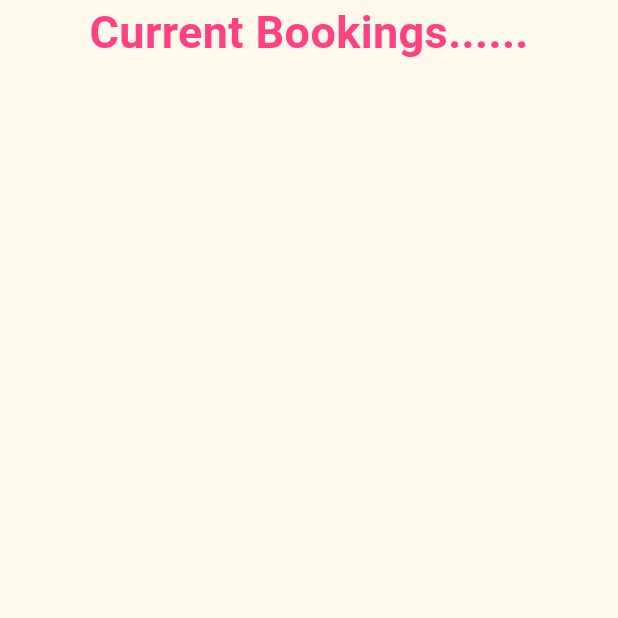
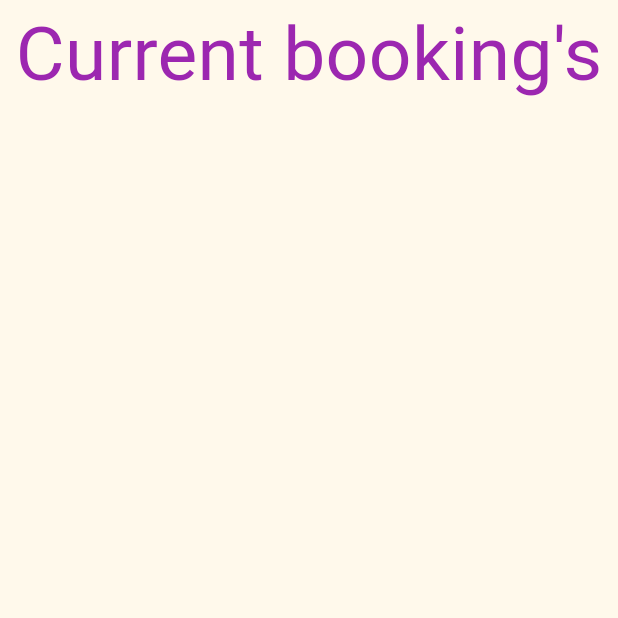
Before and after one commit to Uday-kiran9147/Home-rental, a Flutter app: the AccountScreen screen opened directly, on a phone screen of 412 x 824 dp, the top half of it. Run offline on Flutter 3.47's test engine with Material 2 defaults, Android fonts, the phone set to English and light mode, and no system bars; drawn by our look-alikes of animated_text_kit; our stand-ins replace google_fonts, image_picker; missing offline and left inert: checkout_screen_ui, flutter_exif_rotation; network calls fail; Roboto replaces fonts that are missing (Horizon).

```diff
--- a/lib/provider/appstate.dart
+++ b/lib/provider/appstate.dart
@@ -85,10 +85,8 @@ class MyAppState with ChangeNotifier {
         features: ['rule1', 'rule2', 'rule3'],
         housetitle: 'Pool-House',
         photos: [
-          'https://encrypted-tbn0.gstatic.com/images?q=tbn:ANd9GcTSFk3sf9c-vUGkQV9gTTwRYOkms-vAYntTNA&usqp=CAU'
               'https://encrypted-tbn0.gstatic.com/images?q=tbn:ANd9GcTSFk3sf9c-vUGkQV9gTTwRYOkms-vAYntTNA&usqp=CAU'
-              'https://encrypted-tbn0.gstatic.com/images?q=tbn:ANd9GcTSFk3sf9c-vUGkQV9gTTwRYOkms-vAYntTNA&usqp=CAU'
-              'https://cdn.pixabay.com/photo/2015/04/23/22/00/tree-736885__480.jpg'
+              'https://www.google.com/url?sa=i&url=https%3A%2F%2Fwww.youtube.com%2Fwatch%3Fv%3D5BcCrGwK6ro&psig=AOvVaw26_k-FxQHDzeDBW57_L-kG&ust=1681314513900000&source=images&cd=vfe&ved=0CBEQjRxqFwoTCMCsl-SWov4CFQAAAAAdAAAAABAE'
         ],
         price: 1033345,
         propertyid: 'qwertyui87654erty'),
@@ -108,11 +106,7 @@ class MyAppState with ChangeNotifier {
         features: ['rule1', 'rule2'],
         housetitle: 'Switzerland-kingdom',
         photos: [
-          'https://www.buildofy.com/blog/content/images/2022/06/_DSC9610-Edited_-min.jpg',
-          'https://www.buildofy.com/blog/content/images/2022/06/_DSC9610-Edited_-min.jpg',
-          'https://www.buildofy.com/blog/content/images/2022/06/_DSC9610-Edited_-min.jpg',
-          'https://www.buildofy.com/blog/content/images/2022/06/_DSC9610-Edited_-min.jpg',
-          'https://www.buildofy.com/blog/content/images/2022/06/_DSC9610-Edited_-min.jpg',
+          "https://i.ytimg.com/vi/5BcCrGwK6ro/maxresdefault.jpg"
         ],
         price: 1033345,
         propertyid: 'qfgfd345egfsfs'),
@@ -205,6 +199,7 @@ class MyAppState with ChangeNotifier {
         photos: [
           "https://encrypted-tbn0.gstatic.com/images?q=tbn:ANd9GcRz9AeqRbMKScPQCLogjMQE4VhT1_54S1Lmvw&usqp=CAU"
               'https://encrypted-tbn0.gstatic.com/images?q=tbn:ANd9GcQa4AzjjitSz9qV07LEAcey5JXGIWsRPfEwyyVaWjTwrTq2bTGWb9XX6NerA8BENtk3CpY&usqp=CAU'
+          'https://www.buildofy.com/blog/content/images/2022/06/_DSC9610-Edited_-min.jpg',
         ],
         address: Address(
             country: 'india',
--- a/lib/provider/booking.dart
+++ b/lib/provider/booking.dart
@@ -6,7 +6,7 @@ class BookingProvider with ChangeNotifier {
   List<Booking> _bookingslist = [];
 
   void bookhouse(Booking booking) {
-    _bookingslist.add(booking);
+    _bookingslist.insert(0,booking);
     ApiService.bookhouse(booking);
     notifyListeners();
   }
--- a/lib/screens/account_screen.dart
+++ b/lib/screens/account_screen.dart
@@ -14,6 +14,18 @@ class AccountScreen extends StatefulWidget {
 
 class _AccountScreenState extends State<AccountScreen> {
   ApiService apiService = new ApiService();
+
+  final colorizeColors = [
+    Colors.purple,
+    Colors.blue,
+    Colors.yellow,
+    Colors.red,
+  ];
+
+  final colorizeTextStyle = TextStyle(
+    fontSize: 50.0,
+    fontFamily: 'Horizon',
+  );
   @override
   Widget build(BuildContext context) {
     final bookingprovider = Provider.of<BookingProvider>(context);
@@ -22,20 +34,20 @@ class _AccountScreenState extends State<AccountScreen> {
         children: [
           // Text("Current Bookings"),
           SizedBox(
-            height: 150,
+            height: 170,
             child: AnimatedTextKit(
               animatedTexts: [
-                WavyAnimatedText("Current Bookings......",
-                    textStyle: TextStyle(
-                        fontWeight: FontWeight.w700,
-                        fontSize: 30,
-                        color: Colors.pinkAccent)),
-                WavyAnimatedText("HAVE A NICE DAY",
-                    textStyle: TextStyle(
-                        fontWeight: FontWeight.w700,
-                        fontSize: 30,
-                        color: Colors.blue)),
+                ColorizeAnimatedText(
+                  'Current booking\'s',
+                  textStyle: colorizeTextStyle,
+                  colors: colorizeColors,
+
+                ),
               ],
+              isRepeatingAnimation: true,
+              onTap: () {
+                print("Tap Event");
+              },
             ),
           ),
           FutureBuilder(
--- a/lib/screens/house_detail_screen.dart
+++ b/lib/screens/house_detail_screen.dart
@@ -7,10 +7,7 @@ import 'package:intl/intl.dart';
 import 'package:provider/provider.dart';
 import '../utils/pricebeautify.dart';
 import '../widgets/data_table.dart';
-import '../widgets/home_Item.dart';
-import '../widgets/photo_list.dart';
 import '../widgets/suggession_builder.dart';
-// import 'package:syncfusion_flutter_datepicker/datepicker.dart';
 
 class HouseDetailScreen extends StatefulWidget {
   static const routeName = 'house-detail';
@@ -31,9 +28,6 @@ class _HouseDetailScreenState extends State<HouseDetailScreen> {
     super.initState();
     _guests = initialQuantity;
   }
-  // void _decrementQuantity() {
-
-  // }
 
   @override
   Widget build(BuildContext context) {
--- a/lib/screens/renthouse_screen.dart
+++ b/lib/screens/renthouse_screen.dart
@@ -18,7 +18,8 @@ class _RentHousesState extends State<RentHouses> {
     final appState = Provider.of<MyAppState>(context);
     return Scaffold(
       body: Column(children: [
-        Padding(
+        Container(
+          height: 80,
           padding: const EdgeInsets.all(8.0),
           child: ElevatedButton(
               onPressed: () {
@@ -28,7 +29,7 @@ class _RentHousesState extends State<RentHouses> {
                       builder: (context) => FillHouseDetails(),
                     ));
               },
-              child: Text('fill details')),
+              child: Text('Fill details')),
         ),
         Expanded(
           child: ListView.builder(
--- a/lib/test.dart
+++ b/lib/test.dart
@@ -45,6 +45,7 @@ void main() {
 
   print(map[2]["userid"]);
   var uu = jsonEncode(
-      "{propertyid: 1681180640031, housetitle: Uday appartment, photos: [https://encrypted-tbn0.gstatic.com/images?q=tbn:ANd9GcQa4AzjjitSz9qV07LEAcey5JXGIWsRPfEwyyVaWjTwrTq2bTGWb9XX6NerA8BENtk3CpY&usqp=CAU], address: {country: india, state: gujarat, zipcode: 382421, street: koba}, checkintime: TimeOfDay(22:25), checkouttime: TimeOfDay(04:07), cleaningfee: 1200.0, bedcount: 4, category: [], houserules: [TV, Garden, Ocean fishes, Stadium nearby]}");
+      "{propertyid: 1681233652538, housetitle: ewqrty, photos: [hkkjkjjkj], address: {country: tyfhgcfm, state: trhg, zipcode: 45674, street: trtsd}, checkintime: TimeOfDay(22:50), checkouttime: TimeOfDay(10:50), cleaningfee: 34.0, bedcount: 3, category: [], houserules: [poiuytrew, jhvjhvhvhjgv]}");
+
   print(uu);
 }
--- a/lib/widgets/forms/filldetails.dart
+++ b/lib/widgets/forms/filldetails.dart
@@ -371,7 +371,7 @@ class _FillHouseDetailsState extends State<FillHouseDetails> {
         maxguests,
         HOUSE_ID.toString(),
         titleController.text,
-        _photocontroller.map((e) => e.text).toList(),
+        _photocontroller.map((e) => e.text.toString()).toList(),
         price,
         Address(
             country: countryController.text,
@@ -382,7 +382,7 @@ class _FillHouseDetailsState extends State<FillHouseDetails> {
         checkOutdateTime.toString(),
         cleaningFee,
         bedcount,
-        category!.toList(),
+        category!.map((e) => e.toString()).toList(),
         _featurescontroller.map((e) => e.text).toList(),
       );
       print(titleController.text);
```
Also changed, not shown: lib/screens/booking_detail_screen.dart (+12 -5 lines), lib/widgets/home_Item.dart (+28 -23 lines), 1 other file.
